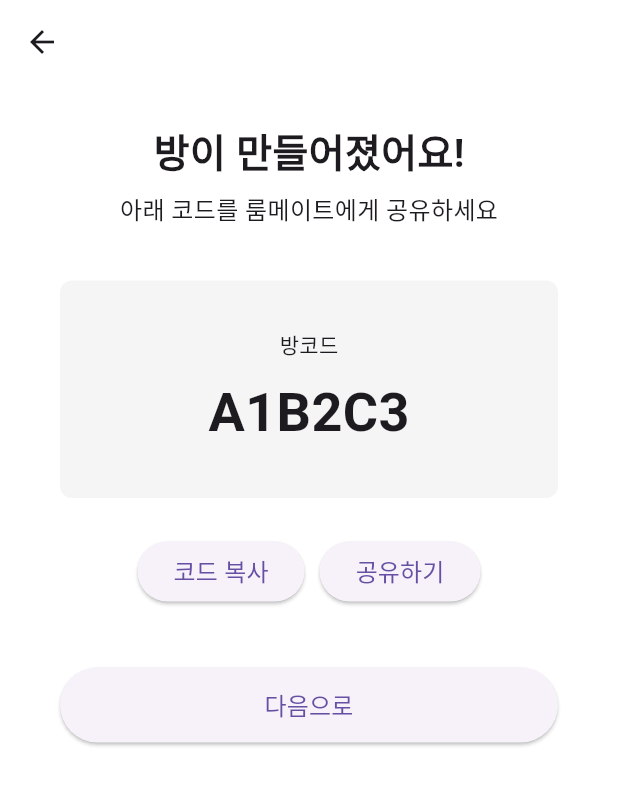
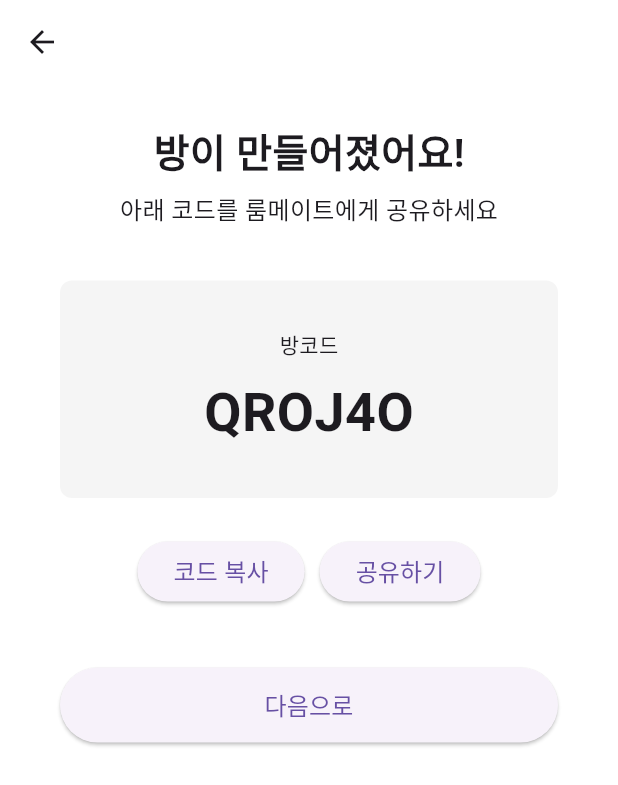
Before and after one commit to MunHayung86/roommate, a Flutter app: the CreateRoomPage screen opened by its route, after a tap on "생성하기", on a phone screen of 412 x 824 dp. Shown: the top 785 px of the screen. Run offline on Flutter 3.47's test engine with Material 3 defaults, Android fonts, the light colour scheme and no system bars; our stand-ins replace firebase_auth, firebase_core, google_sign_in, share_plus; accounts and stored records are empty.

Commit message:
방 초대 코드 생성 ui

```diff
--- a/lib/features/auth/login_page.dart
+++ b/lib/features/auth/login_page.dart
@@ -58,7 +58,10 @@ class _LoginPageState extends State<LoginPage> {
                   width: 330,
                   height: 60,
                   child: OutlinedButton(
-                    onPressed: _signInWithGoogle,
+                    // onPressed: _signInWithGoogle,
+                    onPressed: () {
+                      Navigator.pushReplacementNamed(context, '/room_select');
+                    },
                     style: OutlinedButton.styleFrom(
                       backgroundColor: const Color.fromARGB(255, 255, 255, 255),
                       side: BorderSide.none,
--- a/lib/features/room/create_room_page.dart
+++ b/lib/features/room/create_room_page.dart
@@ -1,4 +1,17 @@
 import 'package:flutter/material.dart';
+import 'dart:math';
+
+String generateRoomCode() {
+  const chars = 'ABCDEFGHIJKLMNOPQRSTUVWXYZ0123456789';
+  final rand = Random();
+
+  return String.fromCharCodes(
+    Iterable.generate(
+      6,
+      (_) => chars.codeUnitAt(rand.nextInt(chars.length)),
+    ),
+  );
+}
 
 class CreateRoomPage extends StatefulWidget {
   const CreateRoomPage({super.key});
@@ -55,7 +68,12 @@ class _CreateRoomPageState extends State<CreateRoomPage> {
                 width: double.infinity,
                 child: ElevatedButton(
                   onPressed: () {
-                    Navigator.pushNamed(context, '/share_room_code');
+                    final code = generateRoomCode();
+                    Navigator.pushNamed(
+                      context,
+                      '/share_room_code',
+                      arguments: code,
+                    );
                   },
                   child: Text('생성하기', style: TextStyle(fontSize: 16,))
                 ),
--- a/lib/features/room/share_room_code_page.dart
+++ b/lib/features/room/share_room_code_page.dart
@@ -1,7 +1,11 @@
 import 'package:flutter/material.dart';
+import 'package:flutter/services.dart';
+import 'package:share_plus/share_plus.dart';
 
 class ShareRoomCodePage extends StatefulWidget {
-  const ShareRoomCodePage({super.key});
+  final String roomCode;
+
+  const ShareRoomCodePage({super.key, required this.roomCode});
 
   @override
   State<ShareRoomCodePage> createState() => _ShareRoomCodePageState();
@@ -37,7 +41,7 @@ class _ShareRoomCodePageState extends State<ShareRoomCodePage> {
                   children: [
                     Text('방코드', style: TextStyle(fontSize: 14,),),
                     SizedBox(height: 10,),
-                    Text('A1B2C3', style: TextStyle(fontSize: 36, fontWeight: FontWeight.bold),),
+                    Text(widget.roomCode, style: TextStyle(fontSize: 36, fontWeight: FontWeight.bold),),
                   ],
                 ),
               ),
@@ -46,12 +50,19 @@ class _ShareRoomCodePageState extends State<ShareRoomCodePage> {
                 mainAxisAlignment: MainAxisAlignment.center,
                 children: [
                   ElevatedButton(
-                    onPressed: () {},
+                    onPressed: () {
+                      Clipboard.setData(ClipboardData(text: widget.roomCode));
+                      ScaffoldMessenger.of(context).showSnackBar(
+                        SnackBar(content: Text('코드가 복사되었습니다!')),
+                      );
+                    },
                     child: Text('코드 복사', style: TextStyle(fontSize: 16,))
                   ),
                   SizedBox(width: 10,),
                   ElevatedButton(
-                    onPressed: () {},
+                    onPressed: () {
+                      Share.share('같이 방 들어와요! 방 코드: ${widget.roomCode}');
+                    },
                     child: Text('공유하기', style: TextStyle(fontSize: 16,))
                   ),
                 ],
--- a/lib/features/survey/survey_page.dart
+++ b/lib/features/survey/survey_page.dart
@@ -15,7 +15,7 @@ class _SurveyPageState extends State<SurveyPage> {
       body: SingleChildScrollView(
         child: Padding(
           padding: const EdgeInsets.symmetric(horizontal: 24),
-
+          child: Text('survey'),
         ),
       ),
     );
--- a/lib/main.dart
+++ b/lib/main.dart
@@ -35,9 +35,19 @@ class MyApp extends StatelessWidget {
         '/room_select': (context) => const RoomSelectPage(),
         '/create_room': (context) => const CreateRoomPage(),
         '/join_room': (context) => const JoinRoomPage(),
-        '/share_room_code': (context) => const ShareRoomCodePage(),
         '/survey': (context) => const SurveyPage(),
       },
-    );
+      onGenerateRoute: (settings) {
+        if (settings.name == '/share_room_code') {
+          final roomCode = settings.arguments as String;
+
+          return MaterialPageRoute(
+            builder: (_) => ShareRoomCodePage(roomCode: roomCode),
+          );
+        }
+        return null;
+      },
+    )
+    ;
   }
 }
--- a/pubspec.yaml
+++ b/pubspec.yaml
@@ -38,6 +38,7 @@ dependencies:
   cloud_firestore: ^6.1.2
   firebase_auth: ^6.1.4
   google_sign_in: ^6.2.1
+  share_plus: ^6.3.0
 
 dev_dependencies:
   flutter_test:
```
Also changed, not shown: pubspec.lock, 12 other files.
